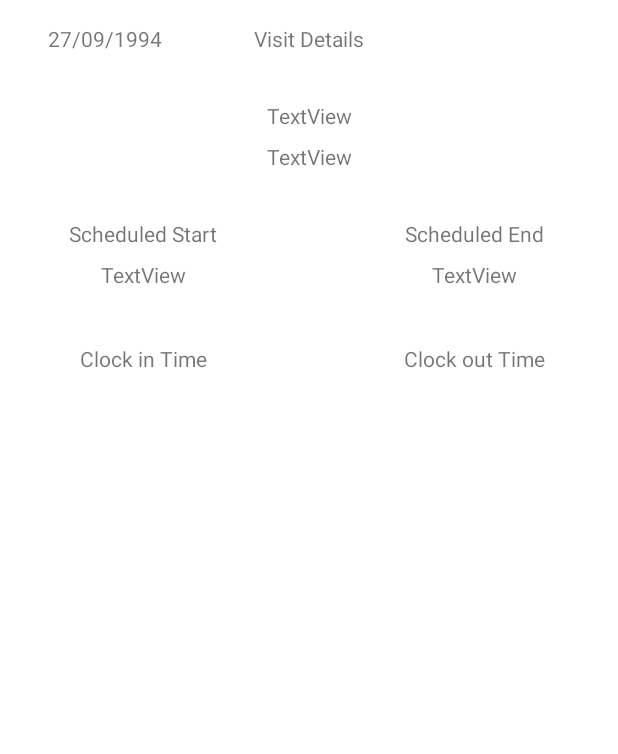
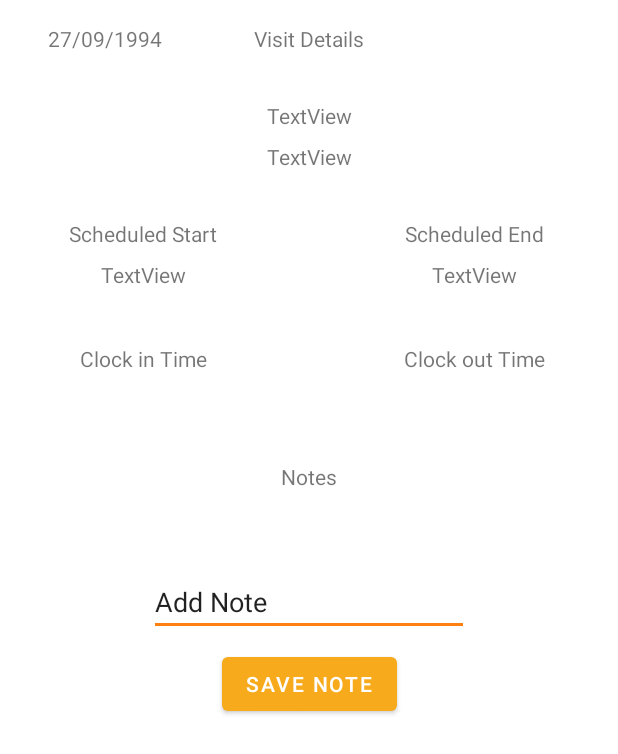
Before and after one commit to ColinM94/FYP, an Android app: the VisitActivity screen opened directly, with no data from a screen before it, on a phone screen of 412 x 824 dp. Shown: the top 754 px of the screen. Run offline under Robolectric (Android 15) with nearby library versions, the phone set to English and light mode, and no system bars; our stand-ins replace Firebase (no records; nobody signed in at launch, a user with empty details on screens opened directly); 2 statements that could not run were skipped.

Commit message:
Ready for demo

```diff
--- a/app/src/main/java/com/colinmaher/carersapp/ClientActivity.kt
+++ b/app/src/main/java/com/colinmaher/carersapp/ClientActivity.kt
@@ -26,6 +26,7 @@ class ClientActivity : AppCompatActivity() {
         val clientId = intent.getStringExtra("id")
 
         CoroutineScope(Dispatchers.IO).launch {
+            log("ClientId: " + clientId)
             // Get client details.
             val client = db.collection("clients").document(clientId).get().await().toObject(Client::class.java)
 
--- a/app/src/main/java/com/colinmaher/carersapp/SigninActivity.kt
+++ b/app/src/main/java/com/colinmaher/carersapp/SigninActivity.kt
@@ -21,9 +21,9 @@ class SigninActivity : AppCompatActivity(){
 
         // ---------------------------------------
         //         Test code
-            edittext_signin_email.setText("colinmaher94@gmail.com")
-            edittext_signin_password.setText("password")
-            signin()
+            //edittext_signin_email.setText("colinmaher94@gmail.com")
+            //edittext_signin_password.setText("password")
+            //signin()
         // --------------------------------------
 
 
--- a/app/src/main/java/com/colinmaher/carersapp/models/Visit.kt
+++ b/app/src/main/java/com/colinmaher/carersapp/models/Visit.kt
@@ -1,6 +1,5 @@
 package com.colinmaher.carersapp.models
 
-import com.google.firebase.Timestamp
 import java.io.Serializable
 
 data class Visit(
@@ -12,4 +11,5 @@ data class Visit(
     var startDate: String = "",
     var startTime: String = "",
     var endDate: String = "",
-    var endTime: String = "") : Serializable
+    var endTime: String = "",
+    var notes : MutableList<String> = arrayListOf()) : Serializable
--- a/app/src/main/res/layout/activity_visit.xml
+++ b/app/src/main/res/layout/activity_visit.xml
@@ -123,7 +123,9 @@
             android:id="@+id/textview_visititem_name"
             android:layout_width="wrap_content"
             android:layout_height="wrap_content"
+            android:layout_marginStart="8dp"
             android:layout_marginTop="32dp"
+            android:layout_marginEnd="8dp"
             android:text="TextView"
             app:layout_constraintEnd_toEndOf="parent"
             app:layout_constraintStart_toStartOf="parent"
@@ -138,4 +140,44 @@
             app:layout_constraintEnd_toEndOf="@+id/textview_visititem_name"
             app:layout_constraintStart_toStartOf="@+id/textview_visititem_name"
             app:layout_constraintTop_toBottomOf="@+id/textview_visititem_name" />
+
+    <EditText
+            android:id="@+id/edittext_visit_note"
+            android:layout_width="wrap_content"
+            android:layout_height="wrap_content"
+            android:layout_marginTop="32dp"
+            android:ems="10"
+            android:inputType="textPersonName"
+            android:text="Add Note"
+            app:layout_constraintEnd_toEndOf="@+id/textView3"
+            app:layout_constraintStart_toStartOf="@+id/textView3"
+            app:layout_constraintTop_toBottomOf="@+id/textview_visit_notes" />
+
+    <TextView
+            android:id="@+id/textView3"
+            android:layout_width="wrap_content"
+            android:layout_height="wrap_content"
+            android:layout_marginTop="32dp"
+            android:text="Notes"
+            app:layout_constraintEnd_toEndOf="parent"
+            app:layout_constraintStart_toStartOf="parent"
+            app:layout_constraintTop_toBottomOf="@+id/textview_visit_clockintime" />
+
+    <TextView
+            android:id="@+id/textview_visit_notes"
+            android:layout_width="wrap_content"
+            android:layout_height="wrap_content"
+            app:layout_constraintEnd_toEndOf="@+id/textView3"
+            app:layout_constraintStart_toStartOf="@+id/textView3"
+            app:layout_constraintTop_toBottomOf="@+id/textView3" />
+
+    <Button
+            android:id="@+id/btn_visit_savenote"
+            android:layout_width="wrap_content"
+            android:layout_height="wrap_content"
+            android:layout_marginTop="8dp"
+            android:text="Save Note"
+            app:layout_constraintEnd_toEndOf="@+id/textView3"
+            app:layout_constraintStart_toStartOf="@+id/textView3"
+            app:layout_constraintTop_toBottomOf="@+id/edittext_visit_note" />
 </androidx.constraintlayout.widget.ConstraintLayout>
```
Also changed, not shown: app/src/main/java/com/colinmaher/carersapp/MainActivity.kt (+13 -2 lines), app/src/main/java/com/colinmaher/carersapp/SignupActivity.kt (+0 -14 lines), app/src/main/java/com/colinmaher/carersapp/VisitActivity.kt (+62 -13 lines), app/src/main/java/com/colinmaher/carersapp/fragments/ClientsFragment.kt (+11 -21 lines), app/src/main/java/com/colinmaher/carersapp/fragments/VisitsFragment.kt (+6 -10 lines).
